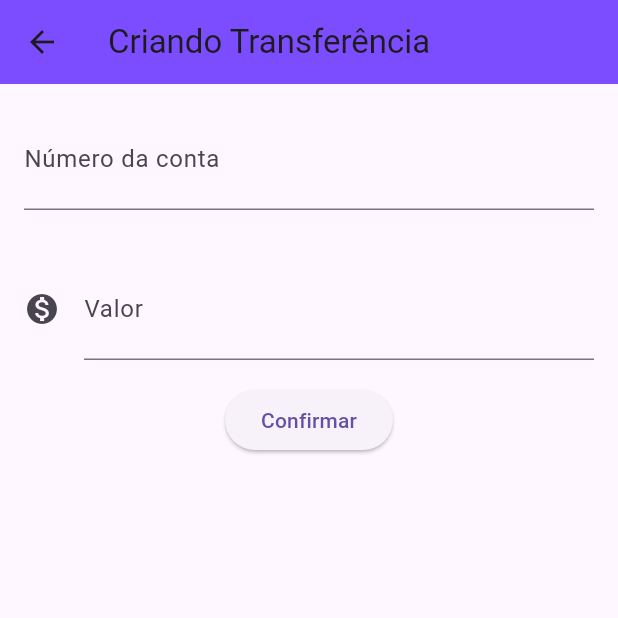
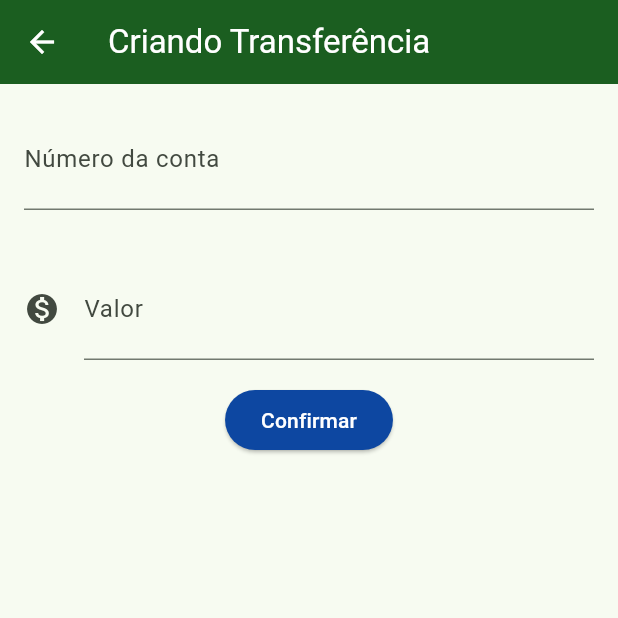
Before and after one commit to dev-gabriel-campos/listaTransferencias, a Flutter app: the screen it shows after launch, after a tap on the "add" icon, on a phone screen of 412 x 824 dp, the top half of it. Run offline on Flutter 3.47's test engine with Material 3 defaults, Android fonts, the phone set to English and light mode, and no system bars.

Commit message:
Adicionado cores primárias e secundárias e de botões

```diff
--- a/lib/main.dart
+++ b/lib/main.dart
@@ -6,9 +6,25 @@ class BytebankApp extends StatelessWidget {
   @override
   Widget build(BuildContext context) {
     return MaterialApp(
-      home: Scaffold(
-        body: ListaTransferencias(),
+      theme: ThemeData(
+        useMaterial3: true,
+        colorScheme: ColorScheme.fromSeed(
+          seedColor: Colors.green.shade900,
+        ).copyWith(
+          secondary: Colors.blue.shade900,
+        ),
+        elevatedButtonTheme: ElevatedButtonThemeData(
+          style: ElevatedButton.styleFrom(
+            backgroundColor: Colors.blue[900],
+            foregroundColor: Colors.white,
+          ),
+        ),
+        appBarTheme: AppBarTheme(
+          backgroundColor: Colors.green.shade900, // Cor do AppBar
+          foregroundColor: Colors.white, // Cor do texto do AppBar
+        ),
       ),
+      home: ListaTransferencias(),
     );
   }
 }
@@ -32,9 +48,8 @@ class FormularioTransferenciaState extends State<FormularioTransferencia>{
     return Scaffold(
       appBar: AppBar(
         title: Text(
-          'Criando Transferência',
+          'Criando Transferência'
         ),
-        backgroundColor: Colors.deepPurpleAccent,
       ),
       body: SingleChildScrollView(
         child: Column(
@@ -70,10 +85,8 @@ class FormularioTransferenciaState extends State<FormularioTransferencia>{
     if (numeroConta != null && valor != null) {
       final transferenciaCriada = Transferencia(valor, numeroConta);
       ScaffoldMessenger.of(context).showSnackBar(
-        SnackBar(content: Text("Transferência criada: $transferenciaCriada"),),
+        SnackBar(content: Text("Transferência criada: $transferenciaCriada")),
       );
-      debugPrint('Criando transferência');
-      debugPrint('$transferenciaCriada');
       Navigator.pop(context, transferenciaCriada);
     }
   }
@@ -132,7 +145,7 @@ class ListaTransferenciasState extends State<ListaTransferencias> {
         title: Text(
           'Transferências',
         ),
-        backgroundColor: Colors.amber,
+        backgroundColor: Colors.green[900],
       ),
       body: ListView.builder(
         itemCount: widget._transferencias.length,
```
Also changed, not shown: 4 other files.
